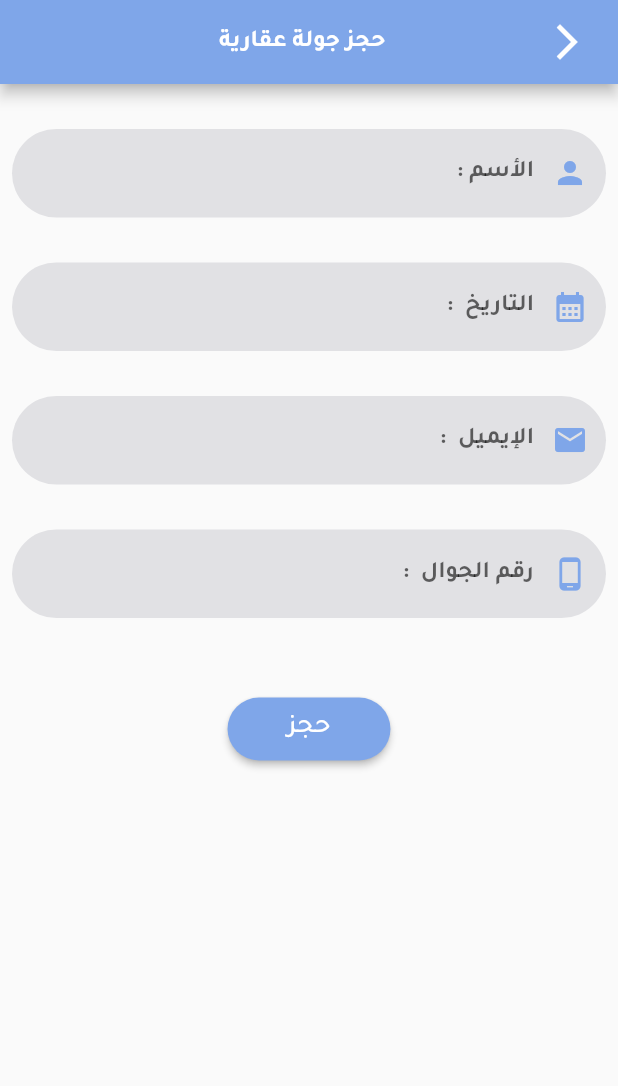
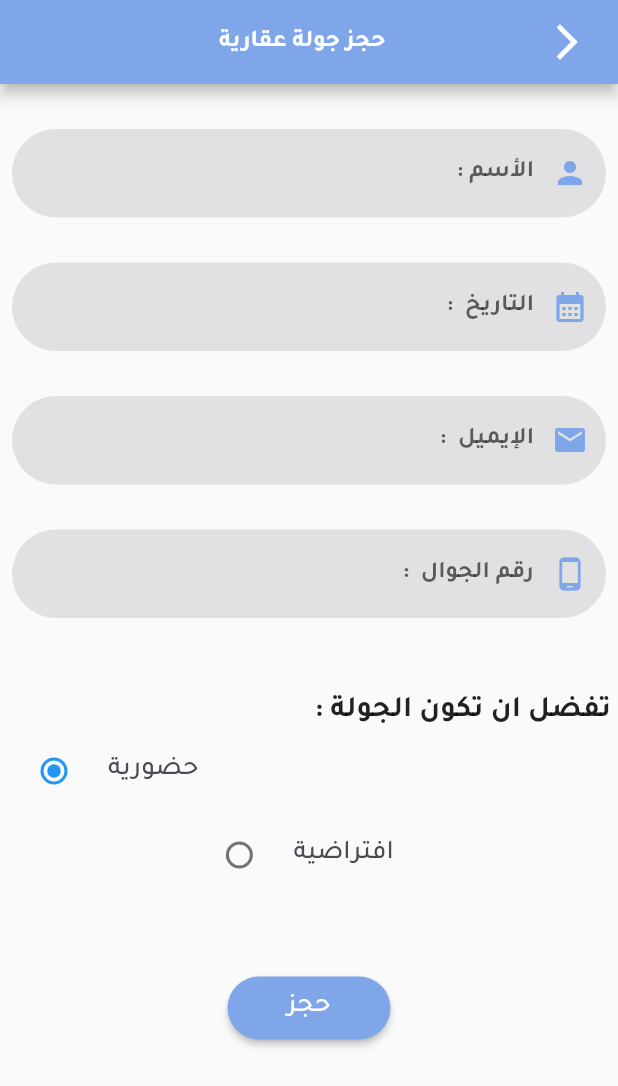
Before and after one commit to khloudaldughaim/2022-GP1-17, a Flutter app: the boookingPage screen opened directly with empty values, on a phone screen of 412 x 824 dp. Shown: the top 1086 px of the screen. Run offline on Flutter 3.47's test engine with Material 2 defaults, Android fonts, the phone set to English and light mode, and no system bars; drawn by our look-alikes of date_time_picker; our stand-ins replace cloud_firestore, csc_picker, firebase_auth, firebase_core, firebase_storage, fluttertoast and 4 more; missing offline and left inert: booking_calendar, cloud_firestore_web, firebase_core_web, label_marker, search_map_place_updated; accounts and stored records are empty.

Commit message:
Update bookingPage.dart

```diff
--- a/lib/pages/bookingPage.dart
+++ b/lib/pages/bookingPage.dart
@@ -32,6 +32,8 @@ class boookingPage extends StatefulWidget {
   State<boookingPage> createState() => _BookingPagestate();
 }
 
+enum booktype { inperson, online }
+
 class _BookingPagestate extends State<boookingPage> {
 //'${widget.User_id}' to call User_id from up
 
@@ -45,6 +47,8 @@ class _BookingPagestate extends State<boookingPage> {
   String _valueChanged1 = '';
   String _valueToValidate1 = '';
   String _valueSaved1 = '';
+  booktype? _class = booktype.inperson;
+  String Booktype = 'حضوري';
 
 //  DateTime dt = DateTime.parse('2020-01-02 03:04:05');
   final datecontrolar = TextEditingController(
@@ -101,10 +105,6 @@ class _BookingPagestate extends State<boookingPage> {
                     FutureBuilder(
                       future: getCurrentUser(),
                       builder: (context, snapshot) {
-                        if (snapshot.connectionState ==
-                            ConnectionState.waiting) {
-                          return Center(child: CircularProgressIndicator());
-                        }
                         if (snapshot.hasData) {
                           final cuuser = snapshot.data!;
                           final nameB =
@@ -166,10 +166,6 @@ class _BookingPagestate extends State<boookingPage> {
                                     //initialValue: _initialValue,
                                     firstDate: DateTime.now(),
                                     lastDate: DateTime(2024),
-                                    icon: Icon(
-                                      Icons.calendar_month,
-                                      color: Color.fromARGB(255, 127, 166, 233),
-                                    ),
 
                                     decoration: InputDecoration(
                                       labelText: "التاريخ  :",
@@ -287,6 +283,73 @@ class _BookingPagestate extends State<boookingPage> {
                                     },
                                   ),
                                 )),
+                            SizedBox(
+                              height: 50,
+                            ),
+                            Container(
+                              child: Column(
+                                crossAxisAlignment: CrossAxisAlignment.end,
+                                children: [
+                                  Text(' تفضل ان تكون الجولة : ',
+                                      style: TextStyle(
+                                        fontSize: 20.0,
+                                        fontFamily: "Tajawal-b",
+                                      ),
+                                      textDirection: TextDirection.rtl),
+                                  Row(
+                                    children: [
+                                      Container(
+                                        width:
+                                            MediaQuery.of(context).size.width /
+                                                2.5,
+                                        child: RadioListTile(
+                                          title: const Text(
+                                            'حضورية',
+                                            style: TextStyle(
+                                                fontSize: 18.0,
+                                                fontFamily: "Tajawal-m",
+                                                color: Color.fromARGB(
+                                                    255, 73, 75, 82)),
+                                            textAlign: TextAlign.start,
+                                          ),
+                                          value: booktype.inperson,
+                                          groupValue: _class,
+                                          onChanged: (booktype? value) {
+                                            setState(() {
+                                              _class = value;
+                                              if (_class == booktype.inperson)
+                                                Booktype = 'حضورية';
+                                            });
+                                          },
+                                        ),
+                                      ),
+                                    ],
+                                  )
+                                ],
+                              ),
+                            ),
+                            Container(
+                              width: MediaQuery.of(context).size.width / 2.5,
+                              child: RadioListTile(
+                                title: const Text(
+                                  'افتراضية',
+                                  style: TextStyle(
+                                      fontSize: 18.0,
+                                      fontFamily: "Tajawal-m",
+                                      color: Color.fromARGB(255, 73, 75, 82)),
+                                  textAlign: TextAlign.start,
+                                ),
+                                value: booktype.online,
+                                groupValue: _class,
+                                onChanged: (booktype? value) {
+                                  setState(() {
+                                    _class = value;
+                                    if (_class == booktype.online)
+                                      Booktype = 'افتراضية';
+                                  });
+                                },
+                              ),
+                            ),
                             SizedBox(
                               height: 50,
                             ),
```
